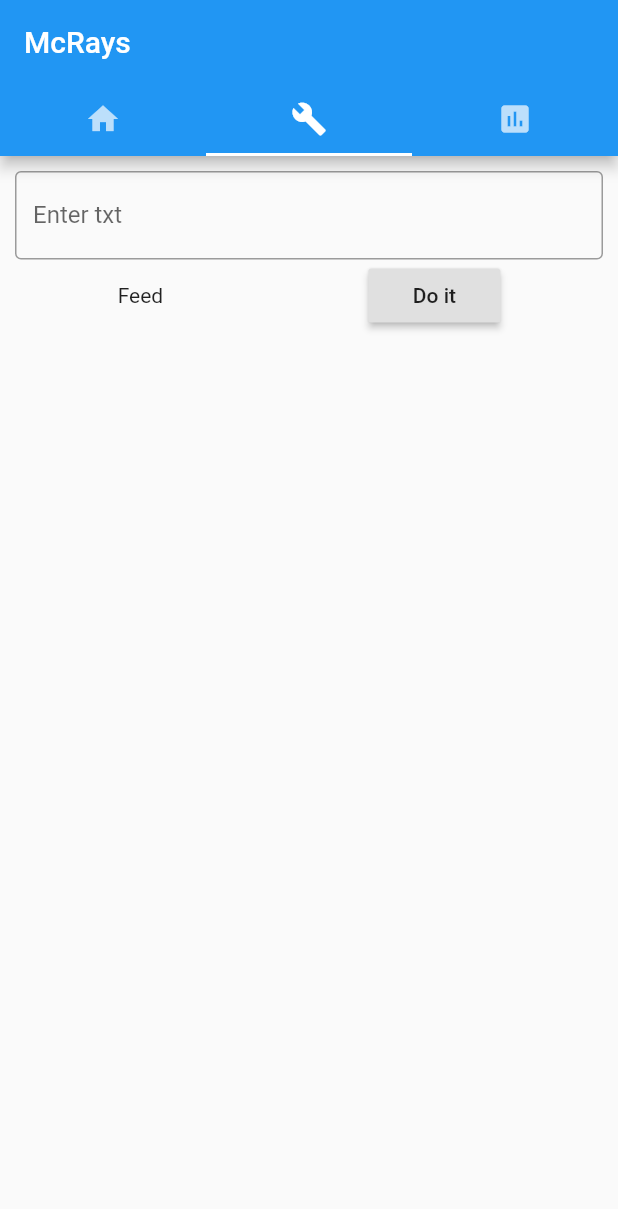
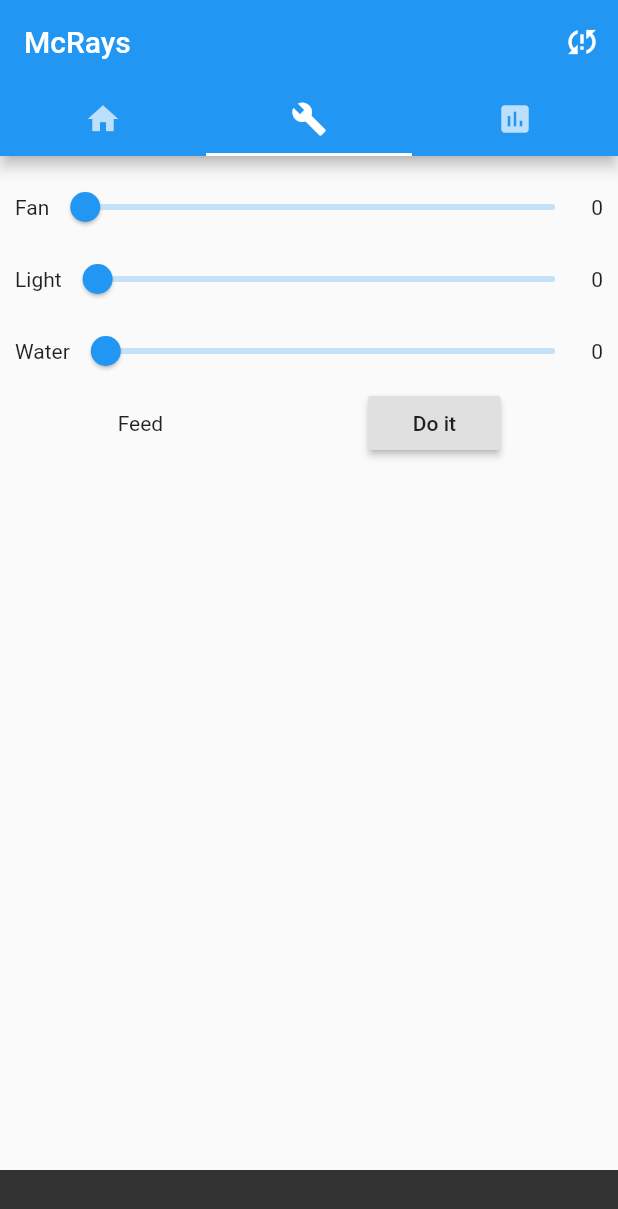
Before and after one commit to piyo-oyap/mcrays-app, a Flutter app: the screen it shows after launch, tab 2 chosen, after a tap on "Do it", on a phone screen of 412 x 824 dp. Shown: the top 1209 px of the screen. Run offline on Flutter 3.47's test engine with Material 2 defaults, Android fonts, the phone set to English and light mode, and no system bars; network calls fail.

Commit message:
Done simple message dispatch, status icon on appbar

```diff
--- a/lib/app.dart
+++ b/lib/app.dart
@@ -1,8 +1,11 @@
+import 'dart:convert';
+
 import 'package:flutter/material.dart';
 import 'package:aquaphonics/tabviews/home.dart';
 import 'package:aquaphonics/tabviews/control.dart';
 import 'package:aquaphonics/tabviews/report.dart';
-import 'package:aquaphonics/websocket_helper.dart';
+import 'package:aquaphonics/message_communication.dart';
+import 'package:aquaphonics/gui_helper.dart';
 
 class App extends StatelessWidget {
   final materialApp = MaterialApp(
@@ -17,6 +20,9 @@ class App extends StatelessWidget {
               Tab(icon: Icon(Icons.insert_chart)),
             ],
           ),
+          actions: <Widget>[
+            StatusIcon(),
+          ],
           title: Text("McRays"),
         ),
         body: TabBarView(
@@ -31,10 +37,59 @@ class App extends StatelessWidget {
   );
 
 
+
   @override
   Widget build(BuildContext context) {
-    sockets.initWebSocket();
 
     return materialApp;
   }
 }
+
+class StatusIcon extends StatefulWidget {
+  @override
+  State<StatefulWidget> createState() => _StatusIcon();
+}
+
+class _StatusIcon extends State<StatefulWidget> {
+  bool _isDeviceOnline = false;
+  void _setDeviceStatus(bool isDeviceOnline) => setState(() => _isDeviceOnline = isDeviceOnline);
+
+  void _onMessageReceived(json) {
+    switch (json["content"]) {
+    case "device_online":
+      _setDeviceStatus(true);
+      break;
+    case "device_offline":
+      _setDeviceStatus(false);
+      break;
+    default:
+    }
+  }
+
+  IconData _getIcon() {
+    return (_isDeviceOnline) ? Icons.sync : Icons.sync_problem;
+  }
+
+  @override
+  void initState() {
+    super.initState();
+    messageCom.addConnectionListener(_onMessageReceived);
+  }
+
+  @override
+  Widget build(BuildContext context) {
+    return GestureDetector(
+      child: IconButton(
+        icon: Icon(_getIcon(), color: Colors.white,),
+        onPressed: () {},
+      ),
+      onLongPress: () => GuiHelper.showSnackBar(context, (_isDeviceOnline) ? "Device is currently online" : "Device is currently offline"),
+    );
+  }
+
+  @override
+  void dispose() {
+    messageCom.removeConnectionListener(_onMessageReceived);
+    super.dispose();
+  }
+}
--- /dev/null
+++ b/lib/message_communication.dart
@@ -0,0 +1,61 @@
+import 'dart:convert';
+import 'package:aquaphonics/websocket_helper.dart';
+import 'package:flutter/foundation.dart';
+
+MessageCommunication messageCom = new MessageCommunication();
+
+class MessageCommunication {
+  static final MessageCommunication _message = new MessageCommunication._internal();
+
+  factory MessageCommunication() {
+    return _message;
+  }
+  MessageCommunication._internal(){
+    sockets.initWebSocket();
+    sockets.addListener(_onMessageReceived);
+  }
+
+  ObserverList<Function> _connectionListeners = new ObserverList<Function>();
+  ObserverList<Function> _commandListeners = new ObserverList<Function>();
+
+  void _onMessageReceived(message) {
+
+    var json = jsonDecode(message);
+
+    switch (json["type"]) {
+      case "connection":
+        _connectionListeners.forEach((Function callback) {
+          callback(json);
+        });
+        break;
+      case "command":
+        _commandListeners.forEach((Function callback) {
+          callback(json);
+        });
+        break;
+      default:
+        _commandListeners.forEach((Function callback) {
+          callback(message);
+        });
+    }
+  }
+  addConnectionListener(Function callback) {
+    _connectionListeners.add(callback);
+  }
+  addCommandListener(Function callback) {
+    _commandListeners.add(callback);
+  }
+  removeConnectionListener(Function callback) {
+    _connectionListeners.remove(callback);
+  }
+  removeCommandListener(Function callback) {
+    _commandListeners.remove(callback);
+  }
+
+  send(String type, String content) {
+    sendRaw(json.encode({type: content}));
+  }
+  sendRaw(String message) {
+    sockets.send(message);
+  }
+}
--- a/lib/tabviews/control.dart
+++ b/lib/tabviews/control.dart
@@ -1,32 +1,23 @@
+import 'dart:convert';
+
 import 'package:flutter/material.dart';
-import 'package:aquaphonics/websocket_helper.dart';
+import 'package:aquaphonics/message_communication.dart';
 
-class Control extends StatefulWidget {
-  @override
-  State<StatefulWidget> createState() => _Control();
-}
+class Control extends StatelessWidget {
 
-class _Control extends State<Control> {
-  final textController = TextEditingController();
 
   @override
   Widget build(BuildContext context) {
-    sockets.addListener(printFromWS(context));
     return Scaffold(
       body: ListView(
         padding: EdgeInsets.all(10.0),
         children: <Widget>[
-          TextField(decoration: InputDecoration(
-              border: OutlineInputBorder(),
-              labelText: "Enter txt",
-            ),
-            controller: textController,
-          ),
+          ControlSliders(),
           Row(
             children: <Widget>[
               const Text("Feed"),
               RaisedButton(
-                onPressed: manualFeed,
+                onPressed: manualFeed(context),
                 child: Text("Do it"),
               ),
             ],
@@ -37,21 +28,99 @@ class _Control extends State<Control> {
     );
   }
 
-  void manualFeed() {
-    sockets.send(textController.text);
-    // Scaffold.of(context).showSnackBar(SnackBar(content: Text(textController.text),),);
+  Function manualFeed(BuildContext context) {
+
+    return () {
+      Scaffold.of(context).showSnackBar(SnackBar(content: Text(""),),);
+    };
   }
 
-  Function printFromWS(BuildContext context) {
-    return (message) {
-      Scaffold.of(context).showSnackBar(SnackBar(content: Text("From WS: " + message),),);
-    };
+}
+
+class ControlSliders extends StatelessWidget {
+  @override
+  Widget build(BuildContext context) {
+
+    return Column(
+      children: <Widget>[
+        SliderWidget(name: "Fan", id: SliderID.fan),
+        SliderWidget(name: "Light", id: SliderID.light),
+        SliderWidget(name: "Water", id: SliderID.water),
+      ],
+    );
+  }
+}
+
+class SliderWidget extends StatefulWidget {
+  final String name;
+  final SliderID id;
+  SliderWidget({@required this.name, @required this.id});
+
+  @override
+  State<StatefulWidget> createState() => _SliderWidget();
+}
+
+class _SliderWidget extends State<SliderWidget> {
+
+  double _value = 0.0;
+  void _setValue(double value) => setState(() => _value = value);
+  void _sendToServer(double value) => messageCom.sendRaw(value.round().toString());
+
+  void _onDataReceived(json) {
+    String command = json["content"];
+    if ((command.startsWith("S") && widget.id == SliderID.fan)
+    || (command.startsWith("L") && widget.id == SliderID.light)
+    || (command.startsWith("W") && widget.id == SliderID.water)
+    ) {
+      double value = double.tryParse(command.substring(1));
+      if (value != null)
+        _setValue(value);
+    }
+  }
+
+  @override
+  void initState() {
+    super.initState();
+    messageCom.addCommandListener(_onDataReceived);
+  }
+
+  @override
+  Widget build(BuildContext context) {
+    return
+    Row(
+      children: <Widget>[
+        Text("${widget.name}"),
+        Expanded(
+          child:
+            Slider(
+              value: _value,
+              min: 0,
+              max: 255,
+              onChanged: _setValue,
+              onChangeEnd: _sendToServer,
+            ),
+        ),
+        Text("${_value.round()}"),
+      ],
+      mainAxisAlignment: MainAxisAlignment.spaceBetween,
+    );
   }
 
   @override
   void dispose() {
-    sockets.removeListener(printFromWS(context));
-    textController.dispose();
+    messageCom.removeCommandListener(_onDataReceived);
     super.dispose();
   }
 }
+
+enum SliderID {
+    fan,
+    light,
+    water,
+  }
+
+  // void dispose() {
+  //   sockets.removeListener(printFromWS(context));
+  //   textController.dispose();
+  //   super.dispose();
+  // }
--- a/lib/tabviews/home.dart
+++ b/lib/tabviews/home.dart
@@ -1,4 +1,5 @@
 import 'package:flutter/material.dart';
+import 'package:aquaphonics/message_communication.dart';
 
 class Home extends StatelessWidget {
   final int gridBGColor = 0xFF64DCEA;
@@ -6,8 +7,24 @@ class Home extends StatelessWidget {
   final TextStyle gridMiddleText =  TextStyle(fontSize: 60,fontFamily: "Open Sans", fontWeight: FontWeight.w800, color: Colors.white);
   final TextStyle gridBottomText =  TextStyle(fontSize: 15,fontFamily: "Open Sans", fontWeight: FontWeight.w400, color: Colors.white);
 
+  void _notifyDeviceStatus(json, context) {
+    String status = "...";
+    switch (json["content"]) {
+      case "device_online":
+        status = "Device is online";
+        break;
+      case "device_offline":
+        status = "Device is offline";
+        break;
+      default:
+    }
+    Scaffold.of(context).showSnackBar(SnackBar(content: Text(status)));
+  }
+
+
   @override
   Widget build(BuildContext context) {
+    messageCom.addConnectionListener((message) => _notifyDeviceStatus(message, context));
     return Scaffold(
       body: CustomScrollView(
         slivers: <Widget>[
@@ -33,7 +50,14 @@ class Home extends StatelessWidget {
                 ),
                 Container(
                   padding: const EdgeInsets.all(8),
-                  child: Text("aaaaaee"),
+                  child: Column(
+                    children: <Widget>[
+                      Text("Idk kuung ano", style: gridTopText),
+                      Text("100", style: gridMiddleText),
+                      Text("pH", style: gridBottomText),
+                    ],
+                    mainAxisAlignment: MainAxisAlignment.spaceAround,
+                  ),
                   color: Color(gridBGColor),
                 ),
                 Container(
--- a/lib/websocket_helper.dart
+++ b/lib/websocket_helper.dart
@@ -4,7 +4,8 @@ import 'package:web_socket_channel/web_socket_channel.dart';
 
 WebSocketListener sockets = new WebSocketListener();
 
-const String _SERVER_ADDRESS = "ws://10.0.0.33:5001";
+// TODO: Make this configurable on app
+const String _SERVER_ADDRESS = "ws://10.0.0.4:5001";
 
 class WebSocketListener {
   static final WebSocketListener _sockets = new WebSocketListener._internal();
@@ -25,10 +26,11 @@ class WebSocketListener {
       reset();
 
       try {
-      _channel = new IOWebSocketChannel.connect(_SERVER_ADDRESS, headers: {"Device": "Client"});
+      _channel = new IOWebSocketChannel.connect(_SERVER_ADDRESS, protocols: ["client"]);
 
+
+      // TODO: Implement listeners for closed & error status
       _channel.stream.listen(_onReceptionOfMessageFromServer);
-
 
     } catch(e){
 
```
Also changed, not shown: lib/gui_helper.dart (added, +8 -0 lines).
